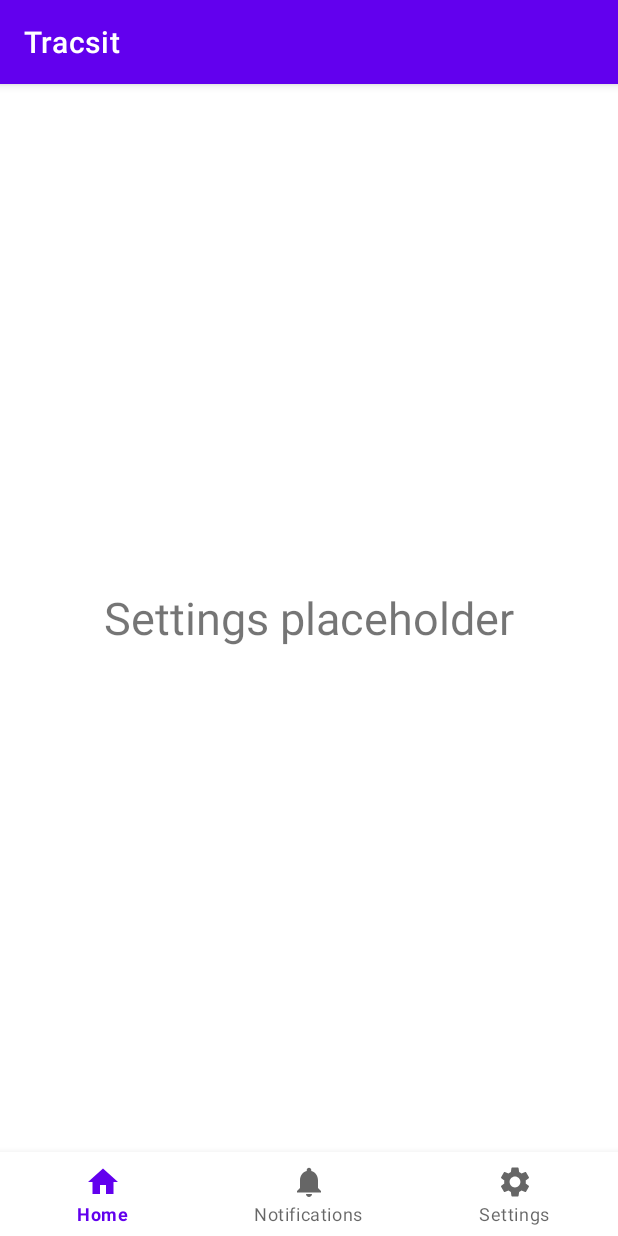
After one commit to Maxet1000/appDevProject_Edmond_Max, an Android app: the fragment SettingsFragment placed in its activity, on a phone screen of 412 x 824 dp. The commit adds this screen. Run offline under Robolectric (Android 15) with nearby library versions, the phone set to English and light mode, and no system bars.

Commit message:
Added bottom Navigation Bar and some placeholder Fragments

```diff
--- a/app/build.gradle
+++ b/app/build.gradle
@@ -27,6 +27,11 @@ android {
             proguardFiles getDefaultProguardFile('proguard-android-optimize.txt'), 'proguard-rules.pro'
         }
     }
+
+    buildFeatures{
+        viewBinding true
+    }
+
     compileOptions {
         sourceCompatibility JavaVersion.VERSION_1_8
         targetCompatibility JavaVersion.VERSION_1_8
--- /dev/null
+++ b/app/src/main/java/com/example/tracsit/HomeFragment.kt
@@ -0,0 +1,59 @@
+package com.example.tracsit
+
+import android.os.Bundle
+import androidx.fragment.app.Fragment
+import android.view.LayoutInflater
+import android.view.View
+import android.view.ViewGroup
+
+// TODO: Rename parameter arguments, choose names that match
+// the fragment initialization parameters, e.g. ARG_ITEM_NUMBER
+private const val ARG_PARAM1 = "param1"
+private const val ARG_PARAM2 = "param2"
+
+/**
+ * A simple [Fragment] subclass.
+ * Use the [HomeFragment.newInstance] factory method to
+ * create an instance of this fragment.
+ */
+class HomeFragment : Fragment() {
+    // TODO: Rename and change types of parameters
+    private var param1: String? = null
+    private var param2: String? = null
+
+    override fun onCreate(savedInstanceState: Bundle?) {
+        super.onCreate(savedInstanceState)
+        arguments?.let {
+            param1 = it.getString(ARG_PARAM1)
+            param2 = it.getString(ARG_PARAM2)
+        }
+    }
+
+    override fun onCreateView(
+        inflater: LayoutInflater, container: ViewGroup?,
+        savedInstanceState: Bundle?
+    ): View? {
+        // Inflate the layout for this fragment
+        return inflater.inflate(R.layout.fragment_home, container, false)
+    }
+
+    companion object {
+        /**
+         * Use this factory method to create a new instance of
+         * this fragment using the provided parameters.
+         *
+         * @param param1 Parameter 1.
+         * @param param2 Parameter 2.
+         * @return A new instance of fragment HomeFragment.
+         */
+        // TODO: Rename and change types and number of parameters
+        @JvmStatic
+        fun newInstance(param1: String, param2: String) =
+            HomeFragment().apply {
+                arguments = Bundle().apply {
+                    putString(ARG_PARAM1, param1)
+                    putString(ARG_PARAM2, param2)
+                }
+            }
+    }
+}
--- a/app/src/main/java/com/example/tracsit/LogInActivity.kt
+++ b/app/src/main/java/com/example/tracsit/LogInActivity.kt
@@ -20,6 +20,7 @@ class LogInActivity : AppCompatActivity() {
         setContentView(binding.root)
 
         binding.regIsterButton.setOnClickListener {  goToSettingsScreen()}
+        binding.buttonGoogleLogIn.setOnClickListener{ goToMainScreen()}
     }
 
 
@@ -36,8 +37,8 @@ class LogInActivity : AppCompatActivity() {
         } else return "wrong password"
     }
 
-    fun goToWelcomeScreen(){
-        val intent = Intent(this, SettingsActivity::class.java)
+    fun goToMainScreen(){
+        val intent = Intent(this, MainActivity::class.java)
         startActivity(intent);
     }
 
--- /dev/null
+++ b/app/src/main/java/com/example/tracsit/MainActivity.kt
@@ -0,0 +1,39 @@
+package com.example.tracsit
+
+import androidx.appcompat.app.AppCompatActivity
+import android.os.Bundle
+import androidx.fragment.app.Fragment
+import com.example.tracsit.databinding.ActivityMainBinding
+
+class MainActivity : AppCompatActivity() {
+
+    private lateinit var binding : ActivityMainBinding
+
+    override fun onCreate(savedInstanceState: Bundle?) {
+        super.onCreate(savedInstanceState)
+        binding = ActivityMainBinding.inflate(layoutInflater)
+        setContentView(binding.root)
+        goToFragment(HomeFragment())
+
+        binding.bottomNavigationView.setOnItemSelectedListener {
+            when(it.itemId) {
+                R.id.home -> goToFragment(HomeFragment())
+                R.id.notifications -> goToFragment(NotificationsFragment())
+                R.id.settings -> goToFragment(SettingsFragment())
+
+                else -> {}
+            }
+            true
+        }
+
+
+    }
+
+    private fun goToFragment(fragment : Fragment){
+        val fragmentManager = supportFragmentManager
+        val fragmentTransaction = fragmentManager.beginTransaction()
+        fragmentTransaction.replace(R.id.fragment_container_layout, fragment)
+        fragmentTransaction.commit()
+    }
+
+}
--- /dev/null
+++ b/app/src/main/java/com/example/tracsit/SettingsFragment.kt
@@ -0,0 +1,59 @@
+package com.example.tracsit
+
+import android.os.Bundle
+import androidx.fragment.app.Fragment
+import android.view.LayoutInflater
+import android.view.View
+import android.view.ViewGroup
+
+// TODO: Rename parameter arguments, choose names that match
+// the fragment initialization parameters, e.g. ARG_ITEM_NUMBER
+private const val ARG_PARAM1 = "param1"
+private const val ARG_PARAM2 = "param2"
+
+/**
+ * A simple [Fragment] subclass.
+ * Use the [SettingsFragment.newInstance] factory method to
+ * create an instance of this fragment.
+ */
+class SettingsFragment : Fragment() {
+    // TODO: Rename and change types of parameters
+    private var param1: String? = null
+    private var param2: String? = null
+
+    override fun onCreate(savedInstanceState: Bundle?) {
+        super.onCreate(savedInstanceState)
+        arguments?.let {
+            param1 = it.getString(ARG_PARAM1)
+            param2 = it.getString(ARG_PARAM2)
+        }
+    }
+
+    override fun onCreateView(
+        inflater: LayoutInflater, container: ViewGroup?,
+        savedInstanceState: Bundle?
+    ): View? {
+        // Inflate the layout for this fragment
+        return inflater.inflate(R.layout.fragment_settings, container, false)
+    }
+
+    companion object {
+        /**
+         * Use this factory method to create a new instance of
+         * this fragment using the provided parameters.
+         *
+         * @param param1 Parameter 1.
+         * @param param2 Parameter 2.
+         * @return A new instance of fragment SettingsFragment.
+         */
+        // TODO: Rename and change types and number of parameters
+        @JvmStatic
+        fun newInstance(param1: String, param2: String) =
+            SettingsFragment().apply {
+                arguments = Bundle().apply {
+                    putString(ARG_PARAM1, param1)
+                    putString(ARG_PARAM2, param2)
+                }
+            }
+    }
+}
--- /dev/null
+++ b/app/src/main/res/drawable/baseline_home_24.xml
@@ -0,0 +1,5 @@
+<vector android:height="24dp" android:tint="#000000"
+    android:viewportHeight="24" android:viewportWidth="24"
+    android:width="24dp" xmlns:android="http://schemas.android.com/apk/res/android">
+    <path android:fillColor="@android:color/white" android:pathData="M10,20v-6h4v6h5v-8h3L12,3 2,12h3v8z"/>
+</vector>
--- /dev/null
+++ b/app/src/main/res/drawable/baseline_notifications_24.xml
@@ -0,0 +1,5 @@
+<vector android:height="24dp" android:tint="#000000"
+    android:viewportHeight="24" android:viewportWidth="24"
+    android:width="24dp" xmlns:android="http://schemas.android.com/apk/res/android">
+    <path android:fillColor="@android:color/white" android:pathData="M12,22c1.1,0 2,-0.9 2,-2h-4c0,1.1 0.89,2 2,2zM18,16v-5c0,-3.07 -1.64,-5.64 -4.5,-6.32L13.5,4c0,-0.83 -0.67,-1.5 -1.5,-1.5s-1.5,0.67 -1.5,1.5v0.68C7.63,5.36 6,7.92 6,11v5l-2,2v1h16v-1l-2,-2z"/>
+</vector>
--- /dev/null
+++ b/app/src/main/res/drawable/ic_baseline_settings_24dp.xml
@@ -0,0 +1,5 @@
+<vector android:height="24dp" android:tint="#000000"
+    android:viewportHeight="24" android:viewportWidth="24"
+    android:width="24dp" xmlns:android="http://schemas.android.com/apk/res/android">
+    <path android:fillColor="@android:color/white" android:pathData="M19.14,12.94c0.04,-0.3 0.06,-0.61 0.06,-0.94c0,-0.32 -0.02,-0.64 -0.07,-0.94l2.03,-1.58c0.18,-0.14 0.23,-0.41 0.12,-0.61l-1.92,-3.32c-0.12,-0.22 -0.37,-0.29 -0.59,-0.22l-2.39,0.96c-0.5,-0.38 -1.03,-0.7 -1.62,-0.94L14.4,2.81c-0.04,-0.24 -0.24,-0.41 -0.48,-0.41h-3.84c-0.24,0 -0.43,0.17 -0.47,0.41L9.25,5.35C8.66,5.59 8.12,5.92 7.63,6.29L5.24,5.33c-0.22,-0.08 -0.47,0 -0.59,0.22L2.74,8.87C2.62,9.08 2.66,9.34 2.86,9.48l2.03,1.58C4.84,11.36 4.8,11.69 4.8,12s0.02,0.64 0.07,0.94l-2.03,1.58c-0.18,0.14 -0.23,0.41 -0.12,0.61l1.92,3.32c0.12,0.22 0.37,0.29 0.59,0.22l2.39,-0.96c0.5,0.38 1.03,0.7 1.62,0.94l0.36,2.54c0.05,0.24 0.24,0.41 0.48,0.41h3.84c0.24,0 0.44,-0.17 0.47,-0.41l0.36,-2.54c0.59,-0.24 1.13,-0.56 1.62,-0.94l2.39,0.96c0.22,0.08 0.47,0 0.59,-0.22l1.92,-3.32c0.12,-0.22 0.07,-0.47 -0.12,-0.61L19.14,12.94zM12,15.6c-1.98,0 -3.6,-1.62 -3.6,-3.6s1.62,-3.6 3.6,-3.6s3.6,1.62 3.6,3.6S13.98,15.6 12,15.6z"/>
+</vector>
--- a/app/src/main/res/layout/activity_login.xml
+++ b/app/src/main/res/layout/activity_login.xml
@@ -30,7 +30,6 @@
         android:minHeight="48dp"
         app:layout_constraintBottom_toTopOf="@+id/logInButton"
         app:layout_constraintEnd_toEndOf="parent"
-        app:layout_constraintHorizontal_bias="0.502"
         app:layout_constraintStart_toStartOf="parent"
         app:layout_constraintTop_toBottomOf="@+id/editEmailAddressLogIn" />
 
@@ -46,7 +45,6 @@
         android:minHeight="48dp"
         app:layout_constraintBottom_toTopOf="@+id/passWordLogIn"
         app:layout_constraintEnd_toEndOf="parent"
-        app:layout_constraintHorizontal_bias="0.502"
         app:layout_constraintStart_toStartOf="parent"
         app:layout_constraintTop_toBottomOf="@+id/buttonGoogleLogIn" />
 
--- /dev/null
+++ b/app/src/main/res/layout/activity_main.xml
@@ -0,0 +1,29 @@
+<?xml version="1.0" encoding="utf-8"?>
+<androidx.constraintlayout.widget.ConstraintLayout xmlns:android="http://schemas.android.com/apk/res/android"
+    xmlns:app="http://schemas.android.com/apk/res-auto"
+    xmlns:tools="http://schemas.android.com/tools"
+    android:layout_width="match_parent"
+    android:layout_height="match_parent"
+    tools:context=".MainActivity">
+
+    <FrameLayout
+        android:id="@+id/fragment_container_layout"
+        android:layout_width="0dp"
+        android:layout_height="0dp"
+        app:layout_constraintBottom_toTopOf="@+id/bottomNavigationView"
+        app:layout_constraintEnd_toEndOf="parent"
+        app:layout_constraintStart_toStartOf="parent"
+        app:layout_constraintTop_toTopOf="parent">
+
+    </FrameLayout>
+
+    <com.google.android.material.bottomnavigation.BottomNavigationView
+        android:id="@+id/bottomNavigationView"
+        android:layout_width="0dp"
+        android:layout_height="wrap_content"
+        app:layout_constraintBottom_toBottomOf="parent"
+        app:layout_constraintEnd_toEndOf="parent"
+        app:layout_constraintStart_toStartOf="parent"
+        app:menu="@menu/bottom_navigation_bar"/>
+
+</androidx.constraintlayout.widget.ConstraintLayout>
--- /dev/null
+++ b/app/src/main/res/layout/fragment_settings.xml
@@ -0,0 +1,16 @@
+<?xml version="1.0" encoding="utf-8"?>
+<FrameLayout xmlns:android="http://schemas.android.com/apk/res/android"
+    xmlns:tools="http://schemas.android.com/tools"
+    android:layout_width="match_parent"
+    android:layout_height="match_parent"
+    tools:context=".SettingsFragment">
+
+    <!-- TODO: Update blank fragment layout -->
+    <TextView
+        android:layout_width="wrap_content"
+        android:layout_height="wrap_content"
+        android:text="Settings placeholder"
+        android:textSize="30sp"
+        android:layout_gravity="center"/>
+
+</FrameLayout>
--- /dev/null
+++ b/app/src/main/res/menu/bottom_navigation_bar.xml
@@ -0,0 +1,13 @@
+<?xml version="1.0" encoding="utf-8"?>
+<menu xmlns:android="http://schemas.android.com/apk/res/android">
+
+    <item android:title="Home"
+        android:id="@+id/home"
+        android:icon="@drawable/baseline_home_24"/>
+    <item android:title="Notifications"
+        android:id="@+id/notifications"
+        android:icon="@drawable/baseline_notifications_24"/>
+    <item android:title="Settings"
+        android:id="@+id/settings"
+        android:icon="@drawable/ic_baseline_settings_24dp"/>
+</menu>
--- a/app/src/main/res/values/strings.xml
+++ b/app/src/main/res/values/strings.xml
@@ -1,3 +1,5 @@
 <resources>
     <string name="app_name">Tracsit</string>
+    <!-- TODO: Remove or change this placeholder text -->
+    <string name="hello_blank_fragment">Hello blank fragment</string>
 </resources>
```
Also changed, not shown: app/src/main/AndroidManifest.xml (+8 -4 lines), app/src/main/java/com/example/tracsit/NotificationsFragment.kt (added, +59 -0 lines), app/src/main/res/layout/fragment_home.xml (added, +16 -0 lines), app/src/main/res/layout/fragment_notifications.xml (added, +15 -0 lines), 1 other file.
